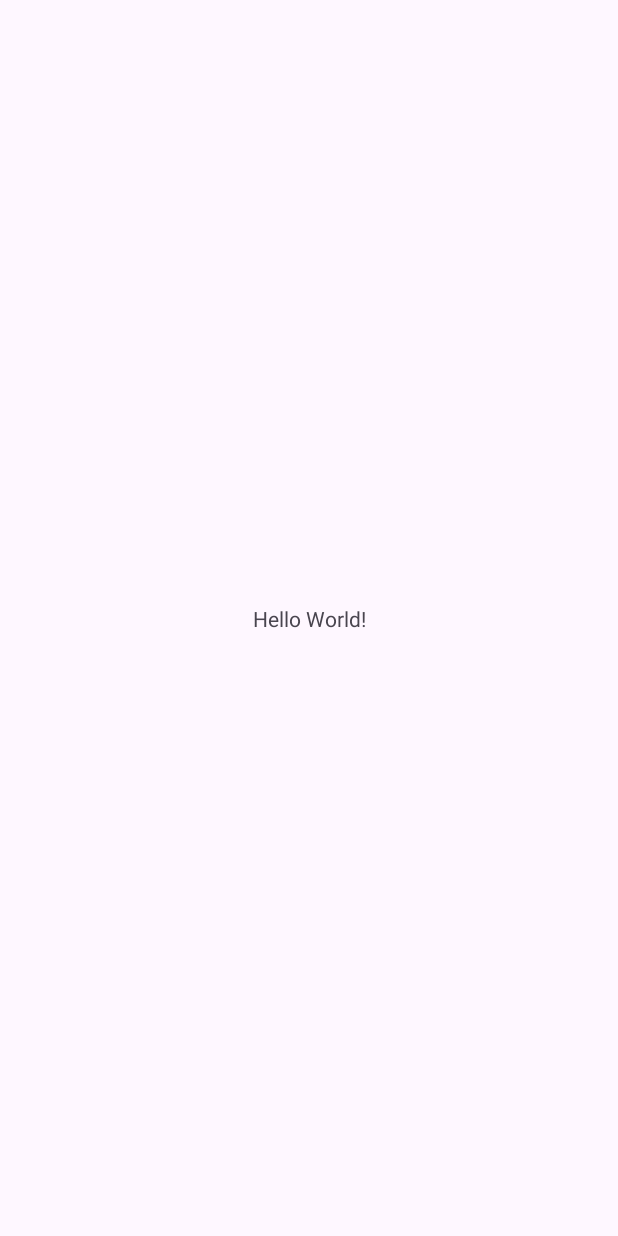
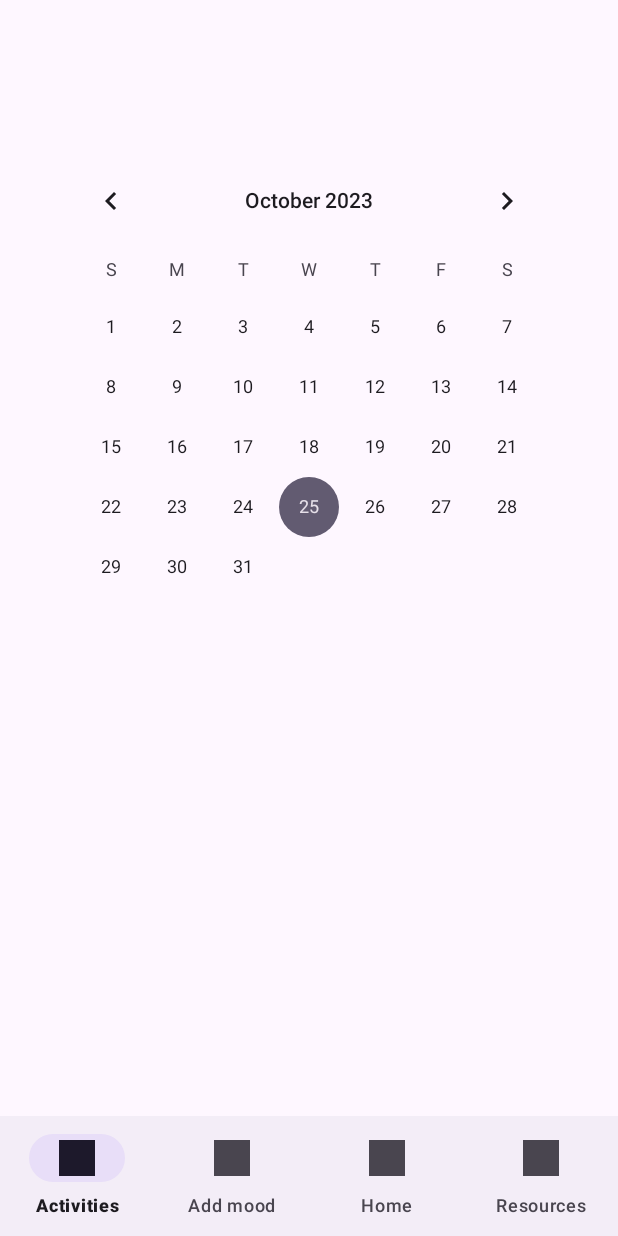
Before and after one commit to SQA-Group-1/feel_good_inc, an Android app: the screen it shows after launch (MainActivity before the commit, HomePage after it), on a phone screen of 412 x 824 dp. Before the commit the screen is almost empty. Run offline under Robolectric (Android 15) with nearby library versions, the phone set to English and light mode, and no system bars.

Commit message:
add navigation bar UI

```diff
--- a/app/src/main/AndroidManifest.xml
+++ b/app/src/main/AndroidManifest.xml
@@ -13,7 +13,7 @@
         android:theme="@style/Theme.FeelGoodInc"
         tools:targetApi="31">
         <activity
-            android:name=".MainActivity"
+            android:name=".HomePage"
             android:exported="true">
             <intent-filter>
                 <action android:name="android.intent.action.MAIN" />
@@ -21,6 +21,11 @@
                 <category android:name="android.intent.category.LAUNCHER" />
             </intent-filter>
         </activity>
+        <activity
+            android:name=".MainActivity"
+            android:exported="false">
+
+        </activity>
     </application>
 
 </manifest>
--- /dev/null
+++ b/app/src/main/java/com/example/feelgoodinc/HomePage.java
@@ -0,0 +1,14 @@
+package com.example.feelgoodinc;
+
+import androidx.appcompat.app.AppCompatActivity;
+
+import android.os.Bundle;
+
+public class HomePage extends AppCompatActivity {
+
+    @Override
+    protected void onCreate(Bundle savedInstanceState) {
+        super.onCreate(savedInstanceState);
+        setContentView(R.layout.activity_home_page);
+    }
+}
--- /dev/null
+++ b/app/src/main/res/layout/activity_home_page.xml
@@ -0,0 +1,27 @@
+<?xml version="1.0" encoding="utf-8"?>
+<androidx.constraintlayout.widget.ConstraintLayout xmlns:android="http://schemas.android.com/apk/res/android"
+    xmlns:app="http://schemas.android.com/apk/res-auto"
+    xmlns:tools="http://schemas.android.com/tools"
+    android:layout_width="match_parent"
+    android:layout_height="match_parent"
+    tools:context=".HomePage">
+
+    <CalendarView
+        android:id="@+id/calendarView"
+        android:layout_width="wrap_content"
+        android:layout_height="wrap_content"
+        android:layout_marginTop="100dp"
+        app:layout_constraintEnd_toEndOf="parent"
+        app:layout_constraintStart_toStartOf="parent"
+        app:layout_constraintTop_toTopOf="parent" />
+
+    <com.google.android.material.bottomnavigation.BottomNavigationView
+        android:layout_width="match_parent"
+        android:layout_height="wrap_content"
+        app:labelVisibilityMode="labeled"
+        app:layout_constraintBottom_toBottomOf="parent"
+        app:layout_constraintEnd_toEndOf="parent"
+        app:layout_constraintHorizontal_bias="0.0"
+        app:layout_constraintStart_toStartOf="parent"
+        app:menu="@menu/bottom_navigation_menu"></com.google.android.material.bottomnavigation.BottomNavigationView>
+</androidx.constraintlayout.widget.ConstraintLayout>
--- /dev/null
+++ b/app/src/main/res/menu/bottom_navigation_menu.xml
@@ -0,0 +1,19 @@
+<?xml version="1.0" encoding="utf-8"?>
+<menu xmlns:android="http://schemas.android.com/apk/res/android">
+    <item android:id="@+id/activityButton"
+        android:enabled="true"
+        android:icon="@drawable/ic_launcher_background"
+        android:title="@string/activities"/>
+    <item android:id="@+id/moodButton"
+        android:enabled="true"
+        android:icon="@drawable/ic_launcher_background"
+        android:title="@string/add_mood"/>
+    <item android:id="@+id/homeButton"
+        android:enabled="true"
+        android:icon="@drawable/ic_launcher_background"
+        android:title="@string/home"/>
+    <item android:id="@+id/resourcesButton"
+        android:enabled="true"
+        android:icon="@drawable/ic_launcher_background"
+        android:title="@string/resources"/>
+</menu>
--- a/app/src/main/res/values/strings.xml
+++ b/app/src/main/res/values/strings.xml
@@ -1,3 +1,7 @@
 <resources>
     <string name="app_name">Feel Good Inc</string>
+    <string name="activities">Activities</string>
+    <string name="add_mood">Add mood</string>
+    <string name="home">Home</string>
+    <string name="resources">Resources</string>
 </resources>
```
